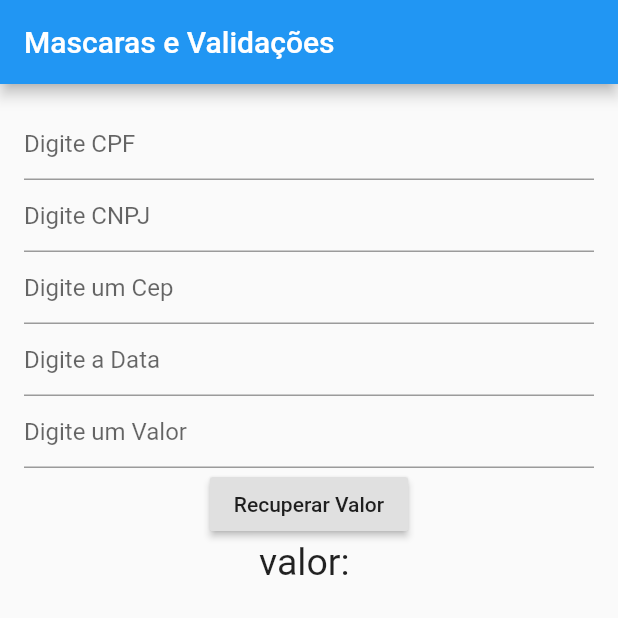
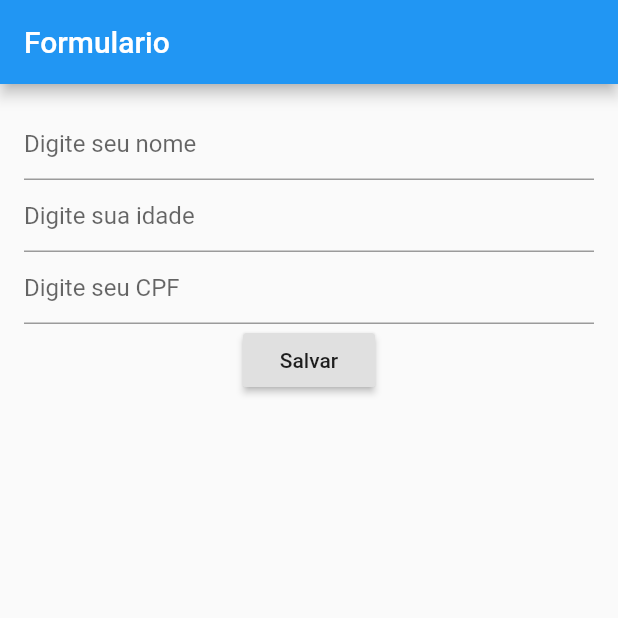
Before and after one commit to leozero3/marcaras_e_padroes, a Flutter app: the screen it shows after launch, on a phone screen of 412 x 824 dp, the top half of it. Run offline on Flutter 3.47's test engine with Material 2 defaults, Android fonts, the phone set to English and light mode, and no system bars; our stand-ins replace brasil_fields; missing offline and left inert: validadores.

Commit message:
mascaras e padroes = final

```diff
--- /dev/null
+++ b/lib/formulario.dart
@@ -0,0 +1,120 @@
+import 'package:brasil_fields/brasil_fields.dart';
+import 'package:flutter/material.dart';
+import 'package:flutter/services.dart';
+import 'package:validadores/validadores.dart';
+
+class Formulario extends StatefulWidget {
+  const Formulario({Key key}) : super(key: key);
+
+  @override
+  _FormularioState createState() => _FormularioState();
+}
+
+class _FormularioState extends State<Formulario> {
+  final _formKey = GlobalKey<FormState>();
+  String _mensagem = '';
+
+  String _nome;
+  String _idade;
+  String _cpf;
+
+  TextEditingController _nomeController = TextEditingController();
+  TextEditingController _idadeController = TextEditingController();
+  TextEditingController _cpfController = TextEditingController();
+
+  @override
+  Widget build(BuildContext context) {
+    return Scaffold(
+      appBar: AppBar(
+        title: Text('Formulario'),
+      ),
+      body: Container(
+        padding: EdgeInsets.all(16),
+        child: Form(
+          key: _formKey,
+          child: Column(
+            children: [
+              TextFormField(
+                onSaved: (valor){
+                  _nome = valor;
+                },
+                // key: ,
+                controller: _nomeController,
+                validator: (valor) {
+                  return Validador()
+                      .add(Validar.OBRIGATORIO, msg: 'Campo Obrigatorio')
+                      .minLength(5, msg: 'Minimo de 5 caracteres')
+                      .maxLength(30, msg: 'Maximo de 30 caracteres ')
+                      .valido(valor);
+                },
+                decoration: InputDecoration(hintText: 'Digite seu nome'),
+              ),
+              TextFormField(
+                onSaved: (valor){
+                  _idade = valor;
+                },
+                // key: ,
+                controller: _idadeController,
+                keyboardType: TextInputType.number,
+                validator: (valor) {
+                  return Validador()
+                      .add(Validar.OBRIGATORIO, msg: 'Campo Obrigatorio')
+                      .valido(valor);
+                },
+                decoration: InputDecoration(hintText: 'Digite sua idade'),
+              ),
+              TextFormField(
+                // key: ,
+                onSaved: (valor){
+                  _cpf = valor;
+                },
+                controller: _cpfController,
+                keyboardType: TextInputType.number,
+                inputFormatters: [
+                  FilteringTextInputFormatter.digitsOnly,
+                  CpfInputFormatter(),
+                ],
+                validator: (valor) {
+                  return Validador()
+                      .add(Validar.OBRIGATORIO, msg: 'Campo Obrigatorio')
+                      .add(Validar.CPF, msg: 'CPF Invalido')
+                      .valido(valor);
+                },
+                decoration: InputDecoration(hintText: 'Digite seu CPF'),
+              ),
+              RaisedButton(
+                child: Text('Salvar'),
+                onPressed: () {
+                  if (_formKey.currentState.validate()) {
+
+                    ///metodo on save
+                    _formKey.currentState.save();
+                    setState(() {
+                      setState(() {
+                        _mensagem = 'Nome: ${_nome} idade: ${_idade} CPF: ${_cpf}';
+                      });
+                    });
+                    ///
+                    /// metodo controller
+                    // setState(() {
+                    //   _nome = _nomeController.text;
+                    //   _idade = _idadeController.text;
+                    //   _cpf = _cpfController.text;
+                    //
+                    //   _mensagem = 'Nome: ${_nome} idade: ${_idade} CPF: ${_cpf}';
+                    // });
+                    ///
+                  }
+                },
+              ),
+              Text(
+                _mensagem,
+                style: TextStyle(fontSize: 25),
+              ),
+            ],
+          ),
+        ),
+      ),
+    );
+  }
+}
--- a/lib/main.dart
+++ b/lib/main.dart
@@ -1,4 +1,5 @@
 import 'package:flutter/material.dart';
+import 'package:marcaras_e_padroes/formulario.dart';
 import 'package:marcaras_e_padroes/home.dart';
 
 void main() => runApp(MyApp());
@@ -8,7 +9,8 @@ class MyApp extends StatelessWidget {
   Widget build(BuildContext context) {
     return MaterialApp(
       title: 'Material App',
-      home: Home(),
+      home: Formulario(),
+      // home: Home(),
     );
   }
 }
--- a/pubspec.yaml
+++ b/pubspec.yaml
@@ -27,9 +27,11 @@ dependencies:
 
   # The following adds the Cupertino Icons font to your application.
   # Use with the CupertinoIcons class for iOS style icons.
-  cupertino_icons: ^1.0.2
+  cupertino_icons: ^1.0.3
   brasil_fields: 1.1.2
   intl: ^0.17.0
+  validadores: ^1.0.2
+  cpf_cnpj_validator: ^2.0.0
 
 dev_dependencies:
   flutter_test:
```
Also changed, not shown: pubspec.lock.
